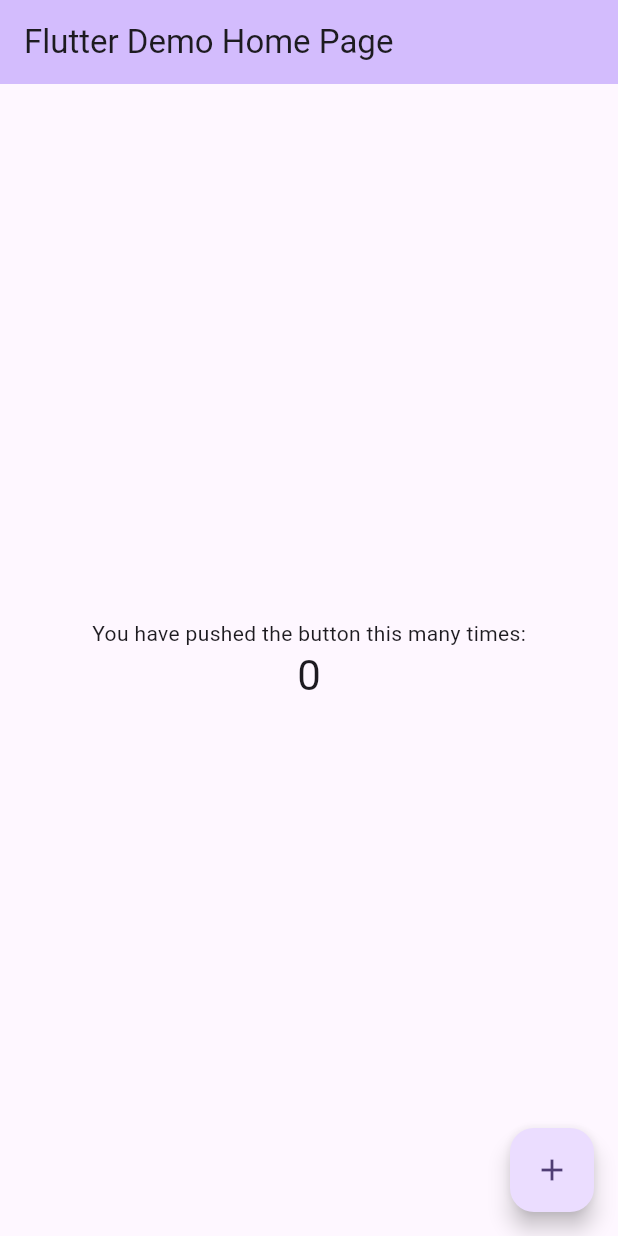
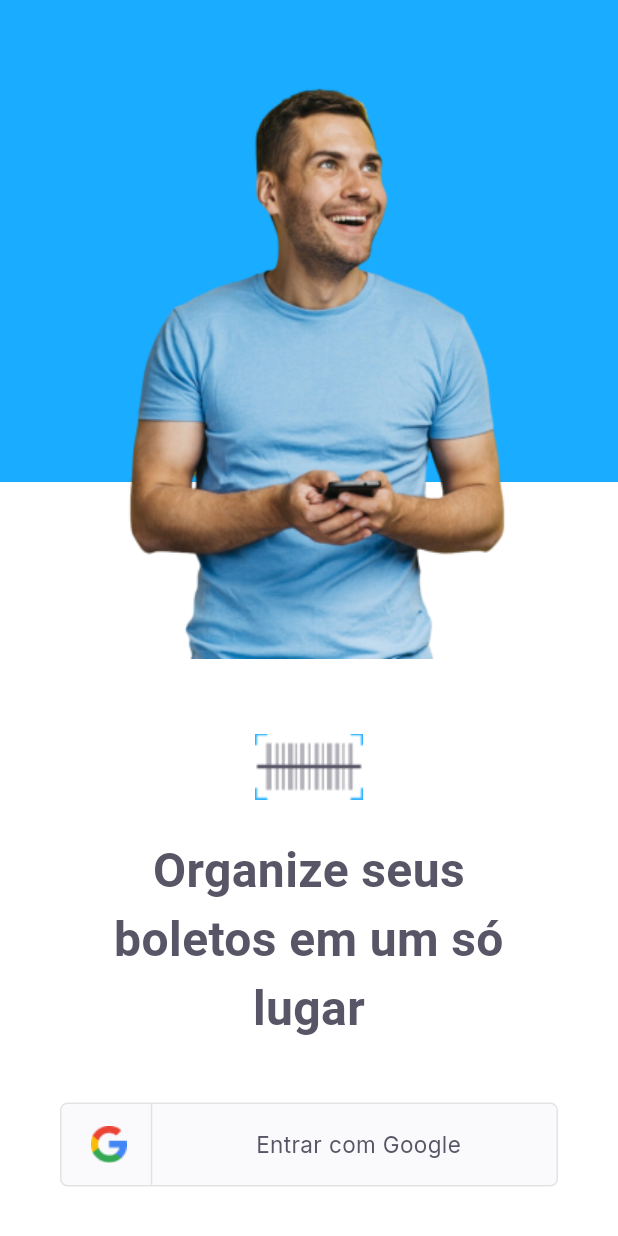
Before and after one commit to lenolnbamm/spayce, a Flutter app: the screen it shows after launch, on a phone screen of 412 x 824 dp. Run offline on Flutter 3.47's test engine with Material 2 defaults, Android fonts, the phone set to English and light mode, and no system bars; our stand-ins replace google_fonts.

Commit message:
Added first pages and some other modifications.

```diff
--- a/lib/main.dart
+++ b/lib/main.dart
@@ -1,4 +1,8 @@
 import 'package:flutter/material.dart';
+import 'package:spayce/modules/login/login_page.dart';
+import 'package:spayce/shared/themes/app_colors.dart';
+
+//import 'modules/splash/splash_page.dart';
 
 void main() {
   runApp(const MyApp());
@@ -6,120 +10,15 @@ void main() {
 
 class MyApp extends StatelessWidget {
   const MyApp({super.key});
-
-  // This widget is the root of your application.
   @override
   Widget build(BuildContext context) {
     return MaterialApp(
-      title: 'Flutter Demo',
+      title: 'sPayce',
       theme: ThemeData(
-        // This is the theme of your application.
-        //
-        // TRY THIS: Try running your application with "flutter run". You'll see
-        // the application has a blue toolbar. Then, without quitting the app,
-        // try changing the seedColor in the colorScheme below to Colors.green
-        // and then invoke "hot reload" (save your changes or press the "hot
-        // reload" button in a Flutter-supported IDE, or press "r" if you used
-        // the command line to start the app).
-        //
-        // Notice that the counter didn't reset back to zero; the application
-        // state is not lost during the reload. To reset the state, use hot
-        // restart instead.
-        //
-        // This works for code too, not just values: Most code changes can be
-        // tested with just a hot reload.
-        colorScheme: ColorScheme.fromSeed(seedColor: Colors.deepPurple),
+        colorScheme: ColorScheme.fromSeed(seedColor: AppColors.primary),
         useMaterial3: true,
       ),
-      home: const MyHomePage(title: 'Flutter Demo Home Page'),
+      home: const LoginPage(),
     );
   }
 }
-
-class MyHomePage extends StatefulWidget {
-  const MyHomePage({super.key, required this.title});
-
-  // This widget is the home page of your application. It is stateful, meaning
-  // that it has a State object (defined below) that contains fields that affect
-  // how it looks.
-
-  // This class is the configuration for the state. It holds the values (in this
-  // case the title) provided by the parent (in this case the App widget) and
-  // used by the build method of the State. Fields in a Widget subclass are
-  // always marked "final".
-
-  final String title;
-
-  @override
-  State<MyHomePage> createState() => _MyHomePageState();
-}
-
-class _MyHomePageState extends State<MyHomePage> {
-  int _counter = 0;
-
-  void _incrementCounter() {
-    setState(() {
-      // This call to setState tells the Flutter framework that something has
-      // changed in this State, which causes it to rerun the build method below
-      // so that the display can reflect the updated values. If we changed
-      // _counter without calling setState(), then the build method would not be
-      // called again, and so nothing would appear to happen.
-      _counter++;
-    });
-  }
-
-  @override
-  Widget build(BuildContext context) {
-    // This method is rerun every time setState is called, for instance as done
-    // by the _incrementCounter method above.
-    //
-    // The Flutter framework has been optimized to make rerunning build methods
-    // fast, so that you can just rebuild anything that needs updating rather
-    // than having to individually change instances of widgets.
-    return Scaffold(
-      appBar: AppBar(
-        // TRY THIS: Try changing the color here to a specific color (to
-        // Colors.amber, perhaps?) and trigger a hot reload to see the AppBar
-        // change color while the other colors stay the same.
-        backgroundColor: Theme.of(context).colorScheme.inversePrimary,
-        // Here we take the value from the MyHomePage object that was created by
-        // the App.build method, and use it to set our appbar title.
-        title: Text(widget.title),
-      ),
-      body: Center(
-        // Center is a layout widget. It takes a single child and positions it
-        // in the middle of the parent.
-        child: Column(
-          // Column is also a layout widget. It takes a list of children and
-          // arranges them vertically. By default, it sizes itself to fit its
-          // children horizontally, and tries to be as tall as its parent.
-          //
-          // Column has various properties to control how it sizes itself and
-          // how it positions its children. Here we use mainAxisAlignment to
-          // center the children vertically; the main axis here is the vertical
-          // axis because Columns are vertical (the cross axis would be
-          // horizontal).
-          //
-          // TRY THIS: Invoke "debug painting" (choose the "Toggle Debug Paint"
-          // action in the IDE, or press "p" in the console), to see the
-          // wireframe for each widget.
-          mainAxisAlignment: MainAxisAlignment.center,
-          children: <Widget>[
-            const Text(
-              'You have pushed the button this many times:',
-            ),
-            Text(
-              '$_counter',
-              style: Theme.of(context).textTheme.headlineMedium,
-            ),
-          ],
-        ),
-      ),
-      floatingActionButton: FloatingActionButton(
-        onPressed: _incrementCounter,
-        tooltip: 'Increment',
-        child: const Icon(Icons.add),
-      ), // This trailing comma makes auto-formatting nicer for build methods.
-    );
-  }
-}
--- /dev/null
+++ b/lib/modules/home/home_page.dart
@@ -0,0 +1,14 @@
+import 'package:flutter/material.dart';
+
+class HomePage extends StatelessWidget {
+  const HomePage({super.key});
+
+  @override
+  Widget build(BuildContext context) {
+    return Scaffold(
+      appBar: AppBar(
+        title: const Text("HomePage"),
+      ),
+    );
+  }
+}
--- /dev/null
+++ b/lib/modules/login/login_page.dart
@@ -0,0 +1,68 @@
+import 'package:flutter/material.dart';
+import 'package:spayce/shared/themes/app_colors.dart';
+import 'package:spayce/shared/themes/app_images.dart';
+import 'package:spayce/shared/themes/app_data_styles.dart';
+import 'package:spayce/shared/widgets/social_login/social_login_button.dart';
+
+class LoginPage extends StatefulWidget {
+  const LoginPage({super.key});
+
+  @override
+  State<LoginPage> createState() => _LoginPageState();
+}
+
+class _LoginPageState extends State<LoginPage> {
+  @override
+  Widget build(BuildContext context) {
+    final size = MediaQuery.of(context).size;
+    return Scaffold(
+      backgroundColor: AppColors.background,
+      body: SizedBox(
+        width: size.width,
+        height: size.height,
+        child: Stack(
+          children: [
+            Container(
+              width: size.width,
+              height: size.height*0.39,
+              color: AppColors.primary,
+            ),
+            Positioned(
+              top: -70,
+              left: 10,
+              right: 0,
+              child: Image.asset(AppImages.personn)
+            ),
+            Positioned(
+              bottom: size.height*0.04,
+              left: 0,
+              right: 0,
+              child: Column(
+                mainAxisAlignment: MainAxisAlignment.center,
+                crossAxisAlignment: CrossAxisAlignment.center,
+                children: [
+                  Image.asset(AppImages.logoMini),
+                  Padding(
+                    padding: const EdgeInsets.only(top:24, left:70, right: 70),
+                    child: Text("Organize seus boletos em um só lugar",
+                    textAlign: TextAlign.center,
+                    style: TextStyles.titleHome),
+                  ),
+                  Padding(
+                    padding: const EdgeInsets.only(
+                      left: 40,
+                      right: 40,
+                      top: 40),
+                    child: SocialLoginButton(onTap: () {
+
+                     },),
+                  ),
+                ],
+              ),
+            )
+          ]
+        ),
+      ),
+    );
+  }
+}
--- /dev/null
+++ b/lib/modules/splash/splash_page.dart
@@ -0,0 +1,20 @@
+import 'package:flutter/material.dart';
+import 'package:spayce/shared/themes/app_colors.dart';
+import 'package:spayce/shared/themes/app_images.dart';
+
+class SplashPage extends StatelessWidget {
+  const SplashPage({super.key});
+
+  @override
+  Widget build(BuildContext context) {
+    return Scaffold(
+      backgroundColor: AppColors.background,
+      body: Stack(
+        children: [
+          Center(child: Image.asset(AppImages.logoFulll)),
+          Center(child: Image.asset(AppImages.union)),
+        ],
+      ),
+    );
+  }
+}
--- a/lib/shared/themes/app_colors.dart
+++ b/lib/shared/themes/app_colors.dart
@@ -1,7 +1,7 @@
 import  'package:flutter/material.dart';
 
 class AppColors{
-  static const primary    = Color(0xFFFF941A);
+  static const primary    = Color(0xFF1AACFF);
   static const grey       = Color(0xFF585666);
   static const delete     = Color(0xFFE83F5B);
   static const body       = Color(0xFF706E7A);
--- /dev/null
+++ b/lib/shared/themes/app_images.dart
@@ -0,0 +1,9 @@
+class AppImages {
+  static const google = "assets/images/google.png";
+  static const logoFull = "assets/images/logofull.png";
+  static const logoFulll = "assets/images/logofulll.png";
+  static const logoMini = "assets/images/logomini.png";
+  static const person = "assets/images/person.png";
+  static const personn = "assets/images/personn.png";
+  static const union = "assets/images/union.png";
+}
--- /dev/null
+++ b/lib/shared/widgets/social_login/social_login_button.dart
@@ -0,0 +1,61 @@
+import 'package:flutter/material.dart';
+import 'package:spayce/shared/themes/app_colors.dart';
+import 'package:spayce/shared/themes/app_data_styles.dart';
+import 'package:spayce/shared/themes/app_images.dart';
+
+class SocialLoginButton extends StatelessWidget {
+
+  final VoidCallback onTap;
+
+  const SocialLoginButton({super.key, required this.onTap});
+
+  @override
+  Widget build(BuildContext context) {
+    return InkWell(onTap: onTap,
+      child: Container(
+        height: 56,
+        decoration: BoxDecoration(
+          color: AppColors.shape,
+          borderRadius: BorderRadius.circular(5),
+          border: const Border.fromBorderSide(
+            BorderSide(color: AppColors.stroke),
+          ),
+        ),
+        child: Row(
+          children: [
+            Expanded(
+              flex:1,
+              // IMAGEM BOTÃO GOOGLE E LINHA DE SEPARAÇÃO
+              child: Row(
+                mainAxisAlignment: MainAxisAlignment.center,
+                children: [
+                  Padding(
+                    padding: const EdgeInsets.only(left: 14),
+                    child: Image.asset(AppImages.google, ),
+                  ),
+                  const SizedBox(width: 16),
+                  Container(
+                  height: 56,
+                  width: 1,
+                  color: AppColors.stroke),
+                ],
+              ),
+            ),
+
+            Expanded (
+              flex: 4,
+              child: Row(
+                mainAxisAlignment: MainAxisAlignment.center,
+                children: [
+                  Text(
+                    "Entrar com Google",
+                  style: TextStyles.buttonGray),
+                ],
+              ),
+            ),
+          ],
+        ),
+      ),
+    );
+  }
+}
```
Also changed, not shown: pubspec.yaml (+3 -4 lines), assets/images/google.png (added), assets/images/logofull.png (added), assets/images/logofulll.png (added), assets/images/logomini.png (added), assets/images/person.png (added), assets/images/personn.png (added), assets/images/union.png (added).
